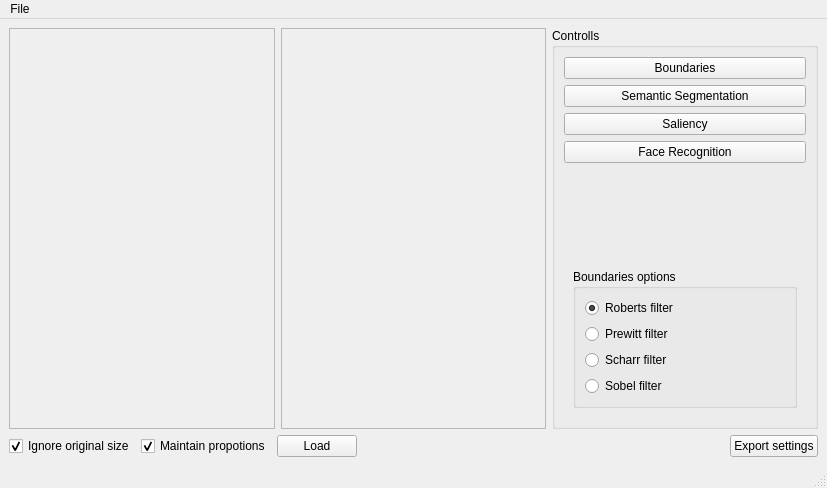
The window that python/mainwindow.ui (nikkonrom/imager) describes before a commit, drawn with Qt 5.
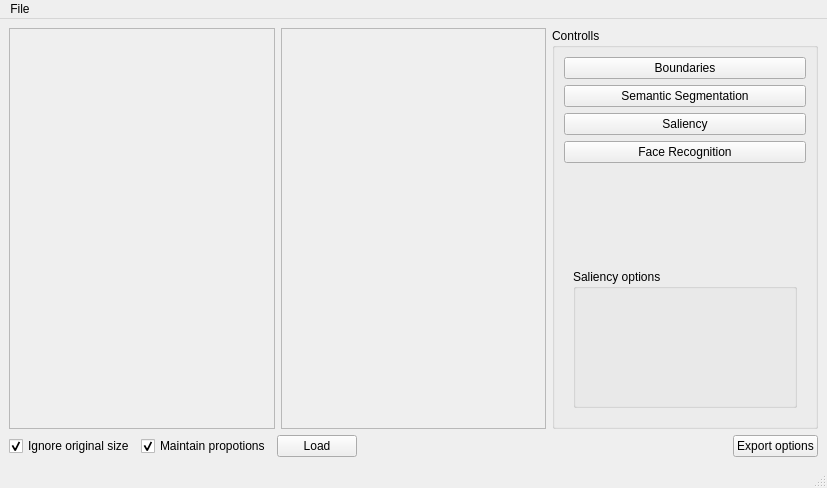
The same window after the commit. The open tabs and pages were chosen to show the change. Icons and pictures are not drawn. Custom widgets are drawn as their Qt base class.

The edit to the form file:
```diff
--- a/python/mainwindow.ui
+++ b/python/mainwindow.ui
@@ -169,6 +169,28 @@
                  </item>
                 </layout>
                </widget>
+               <widget class="QWidget" name="page_3">
+                <layout class="QHBoxLayout" name="horizontalLayout_5">
+                 <item>
+                  <widget class="QGroupBox" name="groupBox_4">
+                   <property name="title">
+                    <string>Saliency options</string>
+                   </property>
+                  </widget>
+                 </item>
+                </layout>
+               </widget>
+               <widget class="QWidget" name="page_4">
+                <layout class="QHBoxLayout" name="horizontalLayout_6">
+                 <item>
+                  <widget class="QGroupBox" name="groupBox_5">
+                   <property name="title">
+                    <string>Face Recognition options</string>
+                   </property>
+                  </widget>
+                 </item>
+                </layout>
+               </widget>
               </widget>
              </item>
             </layout>
@@ -253,7 +275,7 @@
       <item>
        <widget class="QPushButton" name="pushButtonExportSettings">
         <property name="text">
-         <string>Export settings</string>
+         <string>Export options</string>
         </property>
        </widget>
       </item>
```
